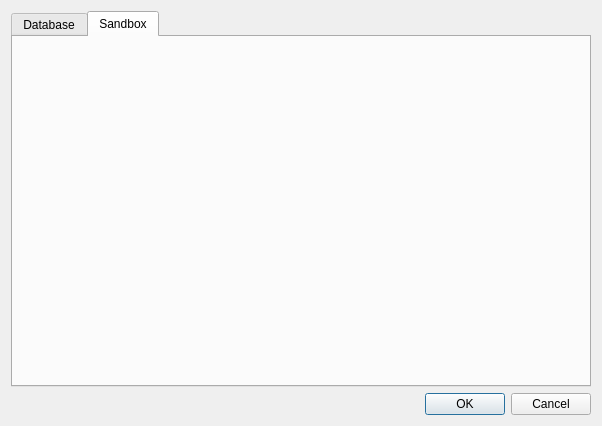
This is ui/Dialogues_Preferences.ui in ComNets/openwns-wrowser as Qt 5 draws it before an edit. The edited form follows.
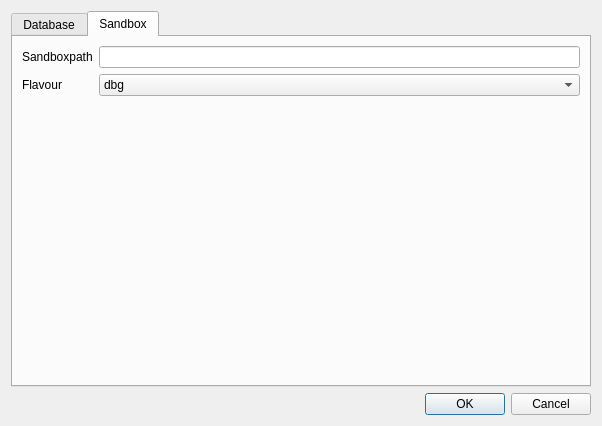
This is the edited form. The open tabs and pages were chosen to show the change.

Patch:
```diff
--- a/ui/Dialogues_Preferences.ui
+++ b/ui/Dialogues_Preferences.ui
@@ -118,6 +118,60 @@
       <attribute name="title" >
        <string>Sandbox</string>
       </attribute>
+      <layout class="QHBoxLayout" >
+       <item>
+        <layout class="QVBoxLayout" >
+         <item>
+          <layout class="QGridLayout" >
+           <item row="0" column="0" colspan="2" >
+            <widget class="QLabel" name="label_5" >
+             <property name="text" >
+              <string>Sandboxpath</string>
+             </property>
+            </widget>
+           </item>
+           <item row="0" column="2" >
+            <widget class="QLineEdit" name="sandboxpath" />
+           </item>
+           <item row="1" column="0" >
+            <widget class="QLabel" name="label_6" >
+             <property name="text" >
+              <string>Flavour</string>
+             </property>
+            </widget>
+           </item>
+           <item row="1" column="2" >
+            <widget class="QComboBox" name="sandboxflavour" >
+             <item>
+              <property name="text" >
+               <string>dbg</string>
+              </property>
+             </item>
+             <item>
+              <property name="text" >
+               <string>opt</string>
+              </property>
+             </item>
+            </widget>
+           </item>
+          </layout>
+         </item>
+         <item>
+          <spacer>
+           <property name="orientation" >
+            <enum>Qt::Vertical</enum>
+           </property>
+           <property name="sizeHint" >
+            <size>
+             <width>20</width>
+             <height>40</height>
+            </size>
+           </property>
+          </spacer>
+         </item>
+        </layout>
+       </item>
+      </layout>
      </widget>
     </widget>
    </item>
```
Left out of the diff: 2 changed lines with no effect on the pictures.
